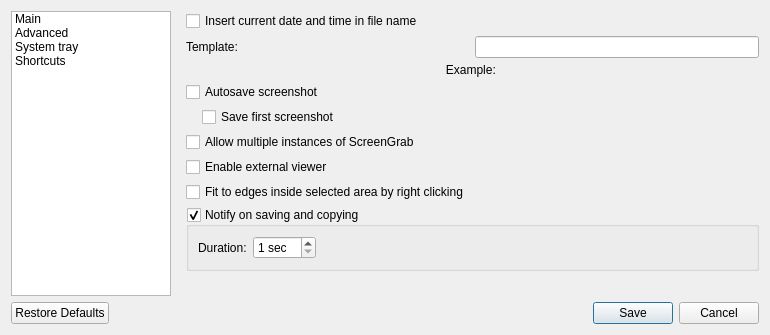
The window that src/core/ui/configwidget.ui (lxqt/screengrab) describes before a commit, drawn with Qt 5.
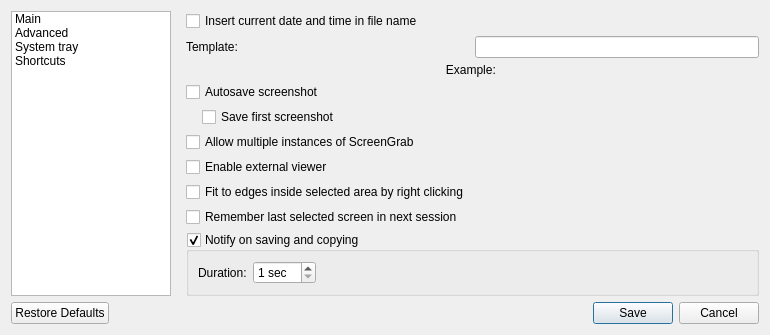
The same window after the commit. The open tabs and pages were chosen to show the change. Custom widgets are drawn as their Qt base class.

The edit to the form file:
```diff
--- a/src/core/ui/configwidget.ui
+++ b/src/core/ui/configwidget.ui
@@ -412,6 +412,16 @@
            </property>
           </widget>
          </item>
+         <item>
+          <widget class="QCheckBox" name="checkLastScreen">
+           <property name="toolTip">
+            <string>With multiple screens</string>
+           </property>
+           <property name="text">
+            <string>Remember last selected screen in next session</string>
+           </property>
+          </widget>
+         </item>
          <item>
           <widget class="QGroupBox" name="checkNotify">
            <property name="title">
```
